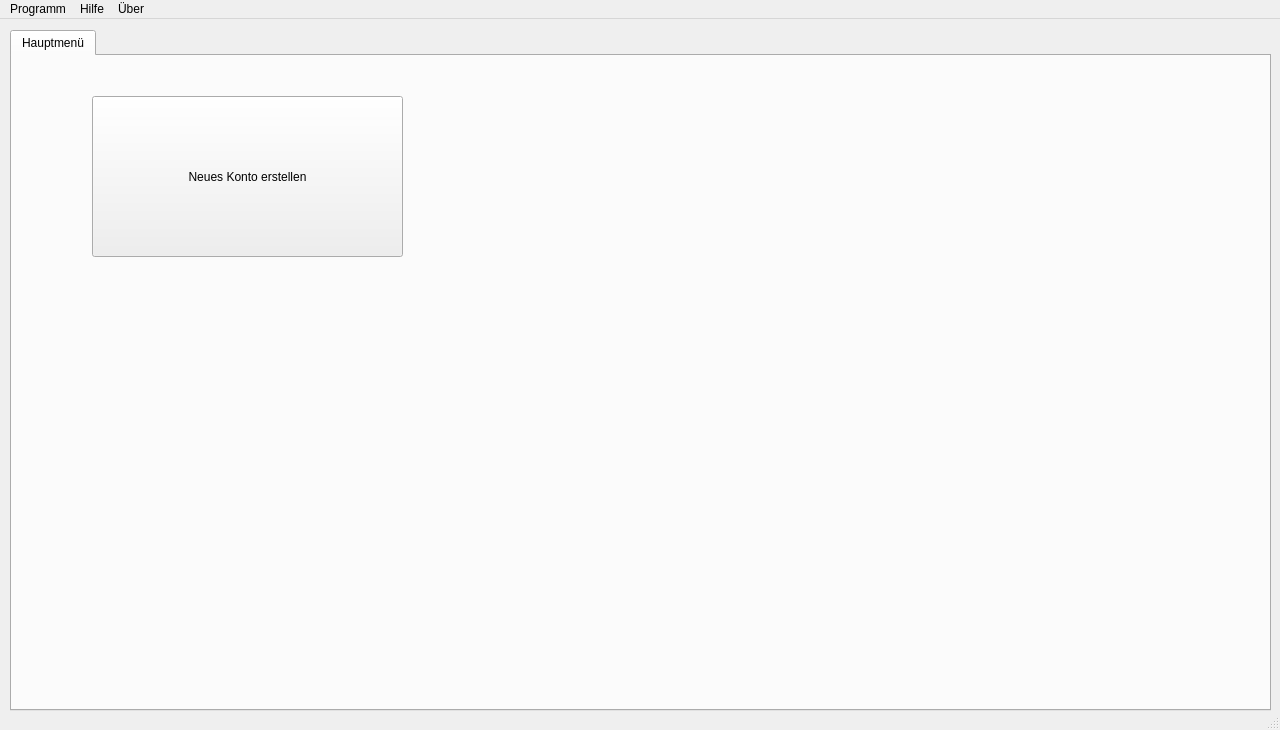
BackupTheBerlios/mycash-svn, file trunk/mainwindow1.ui: the form before one commit.
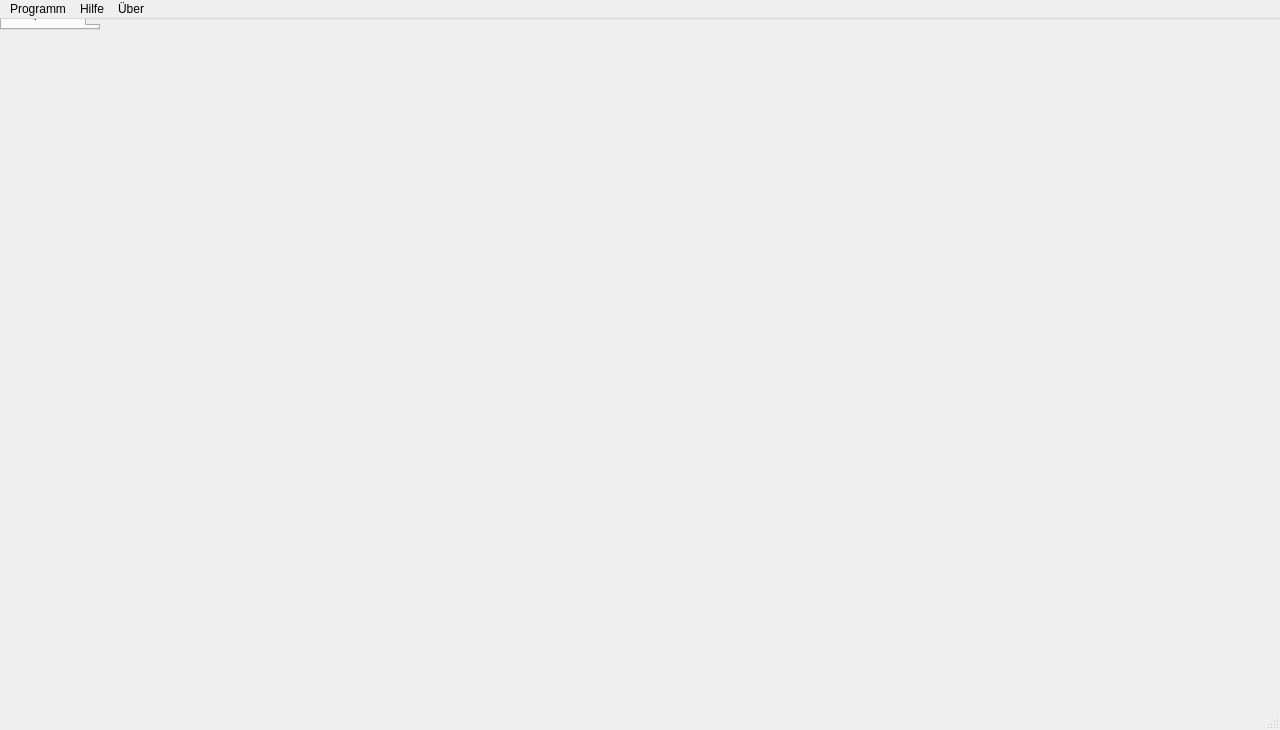
The form after the commit.

Diff of the .ui file:
```diff
--- a/trunk/mainwindow1.ui
+++ b/trunk/mainwindow1.ui
@@ -16,14 +16,6 @@
    <property name="enabled" >
     <bool>true</bool>
    </property>
-   <property name="geometry" >
-    <rect>
-     <x>10</x>
-     <y>30</y>
-     <width>1261</width>
-     <height>681</height>
-    </rect>
-   </property>
    <property name="currentIndex" >
     <number>0</number>
    </property>
@@ -78,16 +70,7 @@
    <addaction name="menuHilfe" />
    <addaction name="menu_ber" />
   </widget>
-  <widget class="QStatusBar" name="statusbar" >
-   <property name="geometry" >
-    <rect>
-     <x>0</x>
-     <y>0</y>
-     <width>16</width>
-     <height>22</height>
-    </rect>
-   </property>
-  </widget>
+  <widget class="QStatusBar" name="statusbar" />
   <action name="actionNeu" >
    <property name="text" >
     <string>Neu</string>
```
Left out of the diff: 25 changed lines with no effect on the pictures.
